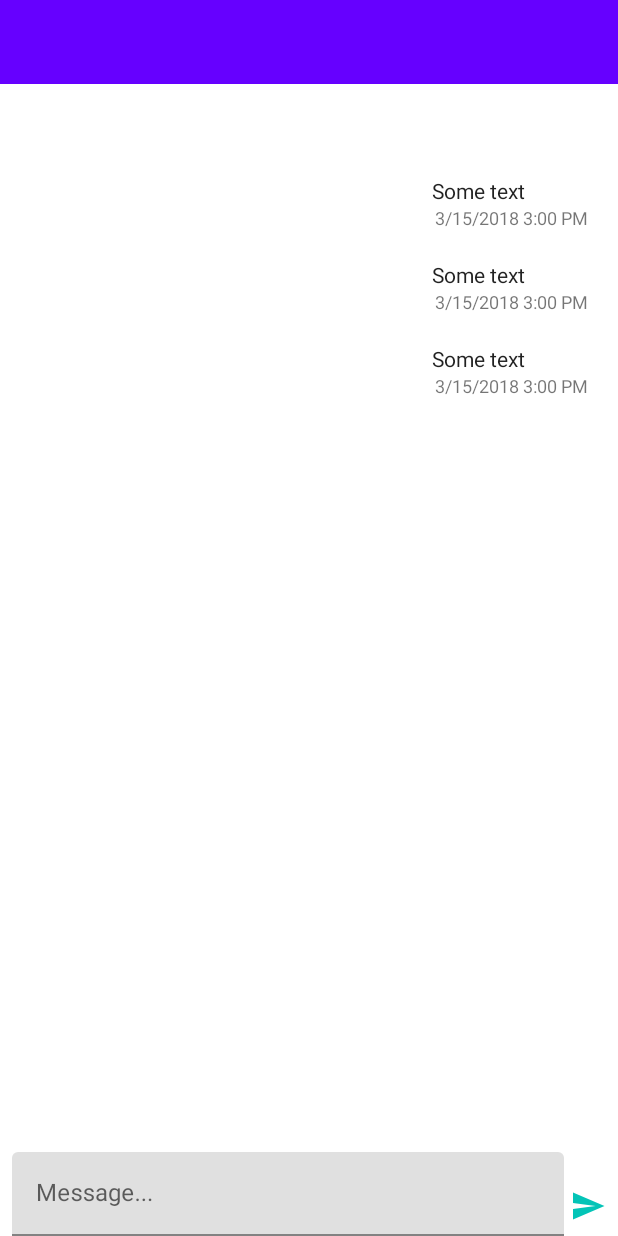
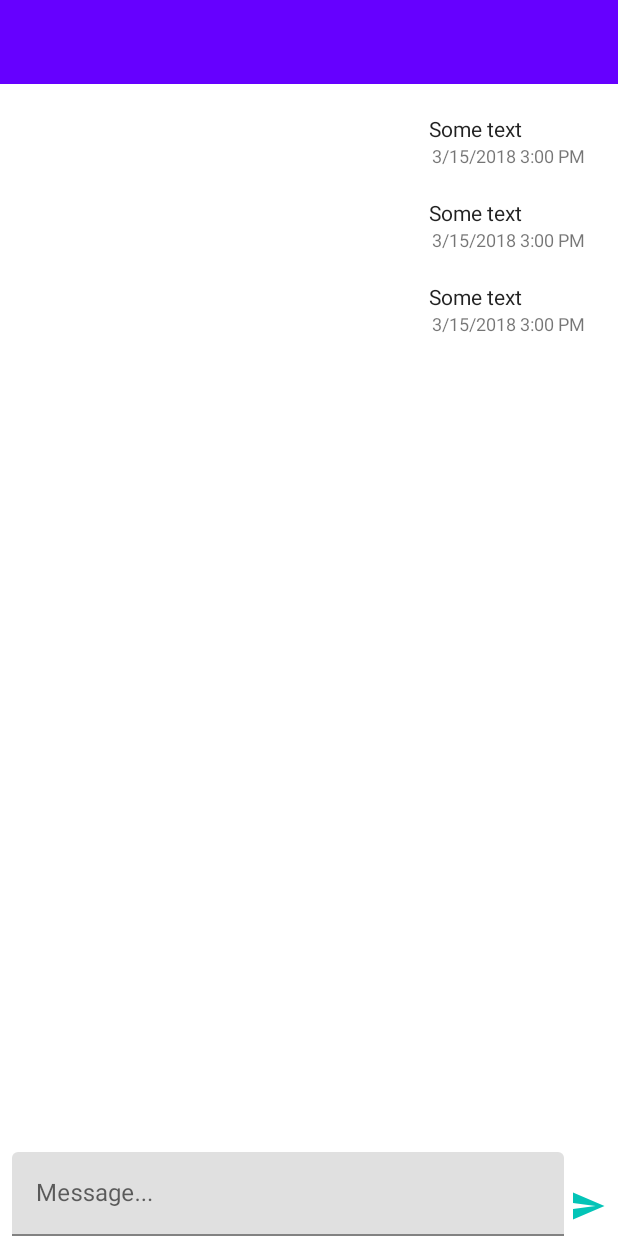
Before and after one commit to VladPavluts/Glinda, an Android app: the layout fragment_chat_channel.xml on its own in the app's theme, with its tools: preview values and no code run, on a phone screen of 412 x 824 dp. Run offline under Robolectric (Android 15) with nearby library versions, the phone set to English and light mode, and no system bars.

Commit message:
small bag fixed

```diff
--- a/app/src/main/AndroidManifest.xml
+++ b/app/src/main/AndroidManifest.xml
@@ -11,7 +11,8 @@
         android:roundIcon="@mipmap/ic_launcher_round"
         android:supportsRtl="true"
         android:theme="@style/AppTheme">
-        <activity android:name=".MainActivity">
+        <activity android:name=".MainActivity"
+            android:windowSoftInputMode="adjustResize">
             <intent-filter>
                 <action android:name="android.intent.action.MAIN" />
 
--- a/app/src/main/java/com/example/glinda/ChatFragment/ChatChannelViewModel.kt
+++ b/app/src/main/java/com/example/glinda/ChatFragment/ChatChannelViewModel.kt
@@ -22,4 +22,8 @@ class ChatChannelViewModel : ViewModel(){
             messagesLiveData.value = FirestoreUtil.getListOfMessage(channelId1)
         }
     }
+
+    fun sendMessage(messageToSend:TextMessage){
+        FirestoreUtil.sendMessage(messageToSend, channelId.value!!)
+    }
 }
--- a/app/src/main/res/layout/fragment_chat_channel.xml
+++ b/app/src/main/res/layout/fragment_chat_channel.xml
@@ -20,21 +20,19 @@
             app:layout_constraintTop_toTopOf="parent"
             app:titleTextColor="@color/white" />
 
+
         <androidx.recyclerview.widget.RecyclerView
             android:id="@+id/messageList"
-            android:layout_width="408dp"
-            android:layout_height="654dp"
-            android:layout_marginTop="44dp"
+            android:layout_width="406dp"
+            android:layout_height="554dp"
+            android:layout_marginTop="8dp"
             app:layoutManager="androidx.recyclerview.widget.LinearLayoutManager"
-            app:layout_constraintBottom_toTopOf="@+id/relLayout"
             app:layout_constraintEnd_toEndOf="parent"
             app:layout_constraintHorizontal_bias="0.0"
             app:layout_constraintStart_toStartOf="parent"
             app:layout_constraintTop_toBottomOf="@+id/toolbarChatChannel"
-            app:layout_constraintVertical_bias="0.392"
             tools:context=".main.MainActivity"
             tools:listitem="@layout/item_message" />
-
 
         <RelativeLayout
             android:id="@+id/relLayout"
```
Also changed, not shown: app/src/main/java/com/example/glinda/ChatFragment/ChatChannelFragment.kt (+21 -16 lines), app/src/main/java/com/example/glinda/MessageAdapter.kt (+13 -5 lines).
